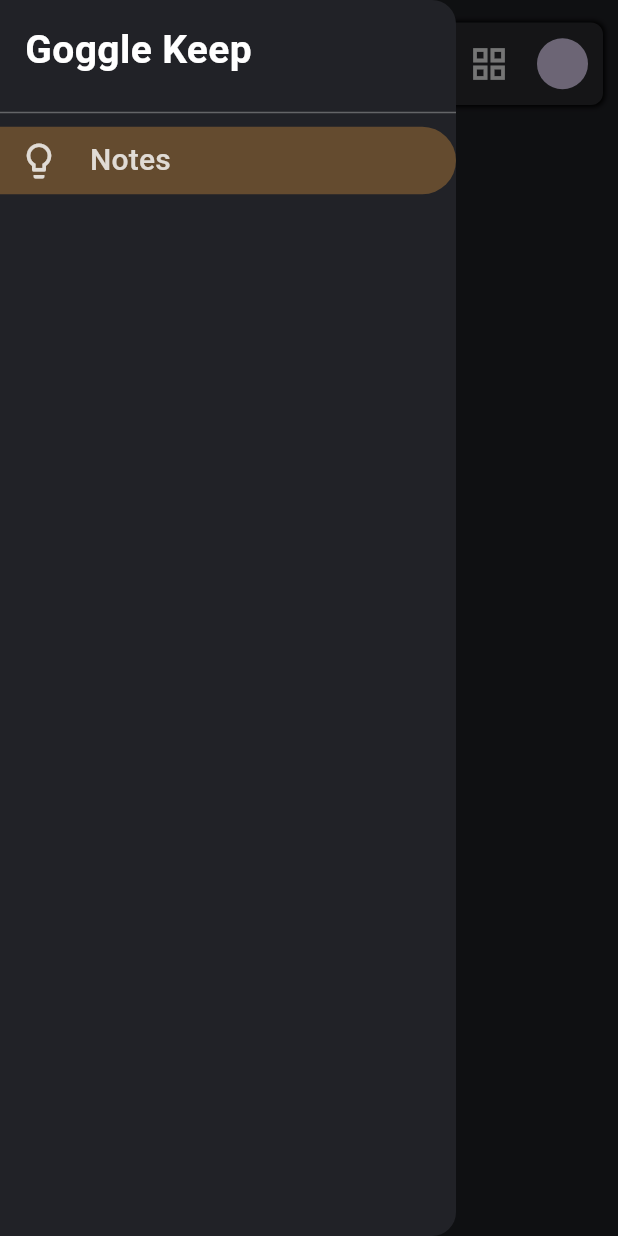
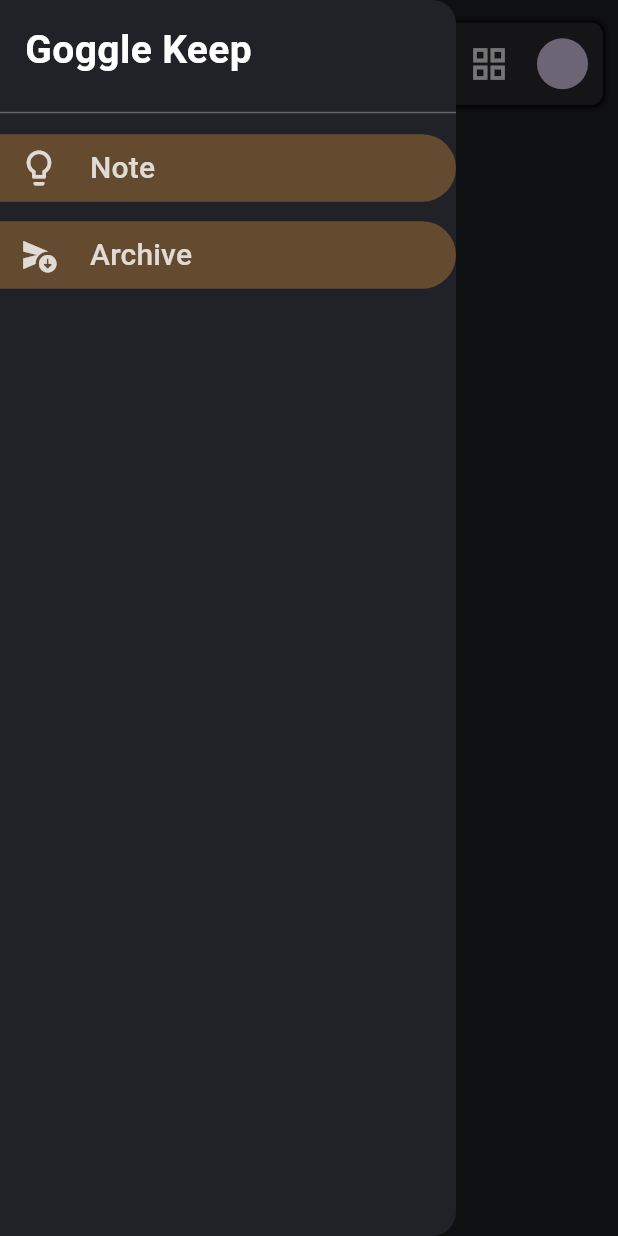
Before and after one commit to HarshGupta0/KeepNotes, a Flutter app: the screen it shows after launch, with the side drawer open, on a phone screen of 412 x 824 dp. Run offline on Flutter 3.47's test engine with Material 2 defaults, Android fonts, the light colour scheme and no system bars.

Commit message:
created SideMenuBar

```diff
--- a/lib/SideMenuBar.dart
+++ b/lib/SideMenuBar.dart
@@ -1,5 +1,6 @@
 import 'package:flutter/material.dart';
 import 'package:keepnote/constants.dart';
+import 'package:keepnote/widegts/DrawerItem.dart';
 
 class SideMenu extends StatefulWidget {
   const SideMenu({super.key});
@@ -28,36 +29,10 @@
             Divider(
               color: mywhite.withOpacity(.3),
             ),
-            TextButton(
-                style: ButtonStyle(
-                  backgroundColor: MaterialStateProperty.all(
-                      Colors.orangeAccent.withOpacity(0.3)),
-                  shape: MaterialStateProperty.all<RoundedRectangleBorder>(
-                    RoundedRectangleBorder(
-                      borderRadius: BorderRadius.only(
-                          topRight: Radius.circular(50),
-                          bottomRight: Radius.circular(50)),
-                    ),
-                  ),
-                ),
-                onPressed: () {},
-                child: Row(
-                  children: [
-                    Icon(
-                      Icons.lightbulb_outline,
-                      size: 28,
-                      color: mywhite.withOpacity(.8),
-                    ),
-                    SizedBox(
-                      width: 20,
-                    ),
-                    Text(
-                      "Notes",
-                      style: TextStyle(
-                          color: mywhite.withOpacity(.8), fontSize: 20),
-                    )
-                  ],
-                ))
+            SizedBox(height: 5,),
+           draweritem(icon:Icon(Icons.lightbulb_outline), title:"Note"),
+            SizedBox(height: 10,),
+            draweritem(icon:Icon(Icons.send_and_archive_rounded), title:"Archive"),
           ],
         ),
       ),
--- a/lib/main.dart
+++ b/lib/main.dart
@@ -9,6 +9,7 @@
   @override
   Widget build(BuildContext context) {
     return MaterialApp(
+      debugShowCheckedModeBanner:false,
       title: 'Flutter Demo',
       theme: ThemeData(
         colorScheme: ColorScheme.fromSeed(seedColor: Colors.deepPurple),
--- /dev/null
+++ b/lib/widegts/DrawerItem.dart
@@ -0,0 +1,52 @@
+import 'package:flutter/material.dart';
+import 'package:keepnote/constants.dart';
+class draweritem extends StatefulWidget {
+  final Icon icon;
+  final String title;
+  draweritem({
+    Key? key, // Use Key as a parameter if you want to provide a key
+    required this.icon,
+     required this.title,
+  }) : super(key: key);
+
+  @override
+  State<draweritem> createState() => _draweritemState();
+}
+
+class _draweritemState extends State<draweritem> {
+  @override
+  Widget build(BuildContext context) {
+    return Container(
+      child: TextButton(
+          style: ButtonStyle(
+            backgroundColor: MaterialStateProperty.all(
+                Colors.orangeAccent.withOpacity(0.3)),
+            shape: MaterialStateProperty.all<RoundedRectangleBorder>(
+              RoundedRectangleBorder(
+                borderRadius: BorderRadius.only(
+                    topRight: Radius.circular(50),
+                    bottomRight: Radius.circular(50)),
+              ),
+            ),
+          ),
+          onPressed: () {},
+          child: Row(
+            children: [
+              Icon(
+                widget.icon.icon,
+                size: 28,
+                color: mywhite.withOpacity(.8),
+              ),
+              SizedBox(
+                width: 20,
+              ),
+              Text(
+                widget.title,
+                style: TextStyle(
+                    color: mywhite.withOpacity(.8), fontSize: 20),
+              )
+            ],
+          )),
+    );
+  }
+}
```
